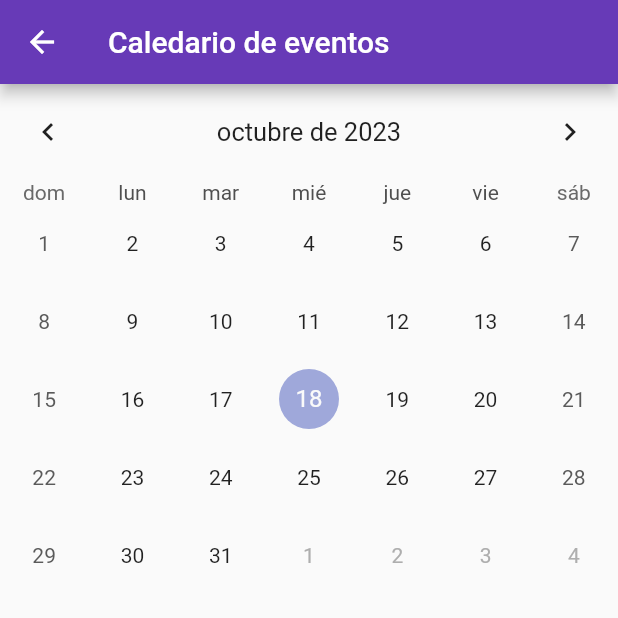
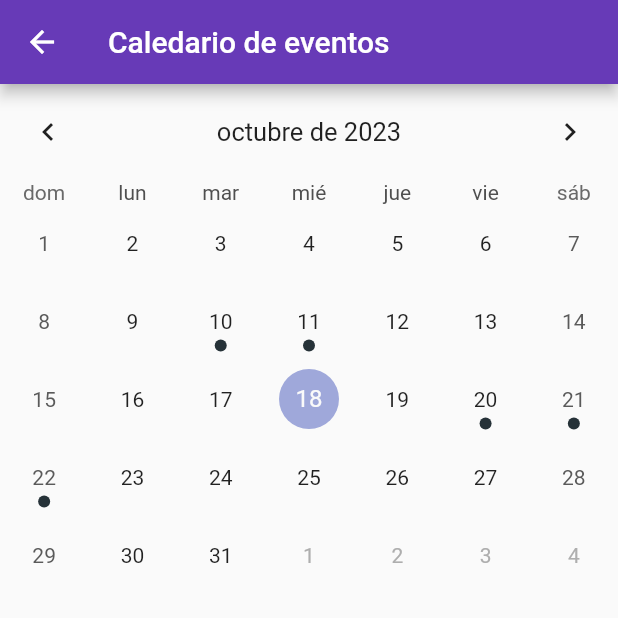
Before and after one commit to EmoMeza/proyecto-informatico, a Flutter app: the Calendario screen opened by its route, on a phone screen of 412 x 824 dp, the top half of it. Run offline on Flutter 3.47's test engine with Material 2 defaults, Android fonts, the phone set to English and light mode, and no system bars; drawn by our look-alikes of table_calendar; our stand-ins replace carousel_slider, shared_preferences; accounts and stored records are empty.

```diff
--- a/frontend/lib/main.dart
+++ b/frontend/lib/main.dart
@@ -1,10 +1,11 @@
 import 'package:flutter/material.dart';
+import 'package:proyecto_informatico/pages/calendario.dart';
 import 'package:proyecto_informatico/pages/login.dart';
 import 'package:proyecto_informatico/pages/menuCAA.dart';
 import 'package:proyecto_informatico/pages/menuAlumnos.dart';
 import 'package:proyecto_informatico/pages/agregarEvento.dart';
 import 'package:intl/date_symbol_data_local.dart';
-import 'package:proyecto_informatico/pages/calendario.dart';
+
 
 void main() {
   initializeDateFormatting().then((_) => runApp(MyApp()));
--- a/frontend/lib/pages/calendario.dart
+++ b/frontend/lib/pages/calendario.dart
@@ -1,6 +1,25 @@
+import 'dart:math';
 import 'package:flutter/material.dart';
 import 'package:table_calendar/table_calendar.dart';
 
+
+class Evento {
+  String nombre;
+  String categoria;
+  String descripcion;
+  DateTime fechaInicio;
+  DateTime fechaFinal;
+  bool visible;
+
+  Evento({
+    required this.nombre,
+    required this.categoria,
+    required this.descripcion,
+    required this.fechaInicio,
+    required this.fechaFinal,
+    required this.visible,
+  });
+}
 
 
 class Calendario extends StatefulWidget {
@@ -10,8 +29,30 @@ class Calendario extends StatefulWidget {
 
 class _CalendarioState extends State<Calendario> {
   CalendarFormat _calendarFormat = CalendarFormat.month;
-  final DateTime _focusedDay = DateTime.now();
+  DateTime _focusedDay = DateTime.now();
   DateTime? _selectedDay;
+  Random random =  Random();
+  //para testear
+  List<Evento> eventos = [
+    Evento(
+      nombre: 'Final de Proyecto',
+      categoria: 'Academico',
+      descripcion: 'Examen final del curso de matemáticas.',
+      fechaInicio: DateTime(2023, 10, 20),
+      fechaFinal: DateTime(2023, 10, 22),
+      visible: true,
+    ),
+    Evento(
+      nombre: 'Final de Proyecto',
+      categoria: 'Academico',
+      descripcion: 'Examen final del curso de matemáticas.',
+      fechaInicio: DateTime(2023, 10, 10),
+      fechaFinal: DateTime(2023, 10, 11),
+      visible: true,
+    ),
+  // Agrega más eventos según sea necesario
+  ];
+
 
   @override
   Widget build(BuildContext context) {
@@ -26,6 +67,24 @@ class _CalendarioState extends State<Calendario> {
         lastDay: DateTime.utc(2030, 12, 31),
         focusedDay: _focusedDay,
         calendarFormat: _calendarFormat,
+        selectedDayPredicate: (day) {
+          return isSameDay(_selectedDay, day);
+        },
+        onDaySelected: (selectedDay, focusedDay) {
+          setState(() {
+            _selectedDay = selectedDay;
+            _focusedDay = focusedDay; // update `_focusedDay` here as well
+          });
+        },
+        eventLoader: (day) {
+          // Filtra los eventos que caen en el rango de fecha de inicio y fecha de fin, incluyendo el día de inicio y fin
+          var events = eventos.where((evento) {
+            return (evento.fechaInicio.isBefore(day) || evento.fechaInicio.isAtSameMomentAs(day)) &&
+                (evento.fechaFinal.isAfter(day) || evento.fechaFinal.isAtSameMomentAs(day));
+          }).toList();
+
+          return events;
+        },
 
       ),
     );
--- a/frontend/lib/pages/menuCAA.dart
+++ b/frontend/lib/pages/menuCAA.dart
@@ -1,7 +1,8 @@
 import 'package:flutter/material.dart';
 import 'package:carousel_slider/carousel_slider.dart';
+import 'package:proyecto_informatico/pages/calendario.dart';
 import 'agregarEvento.dart';
-import 'calendario.dart';
+
 
 class menuCAA extends StatelessWidget {
   final List<String> images = [
```
